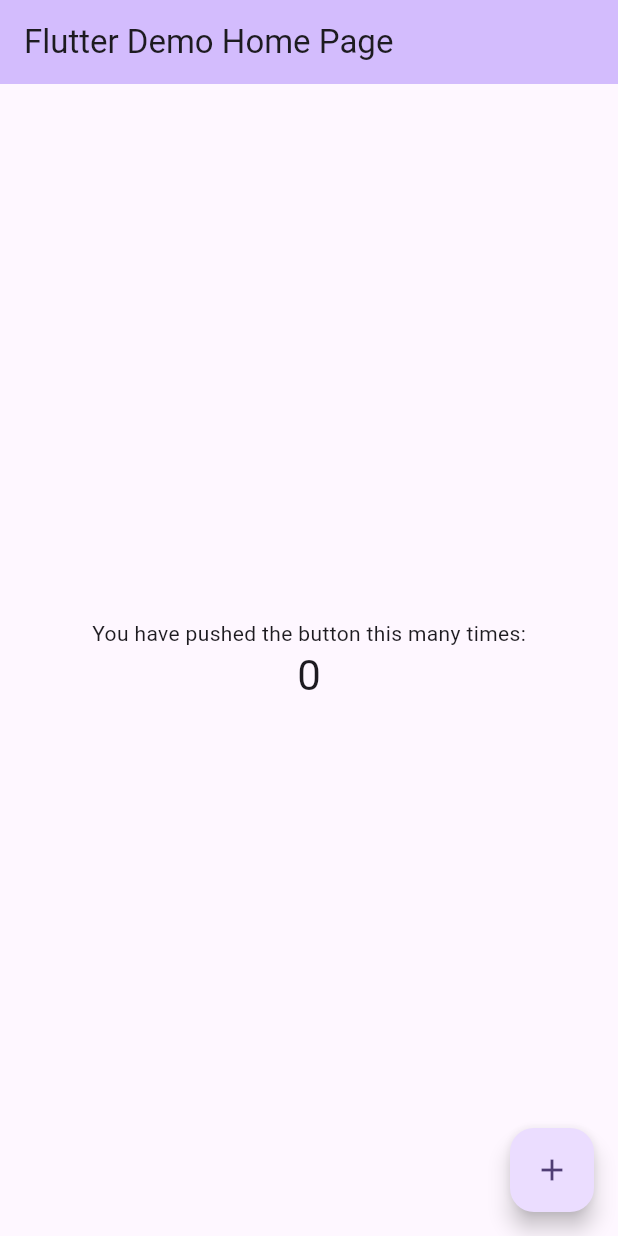
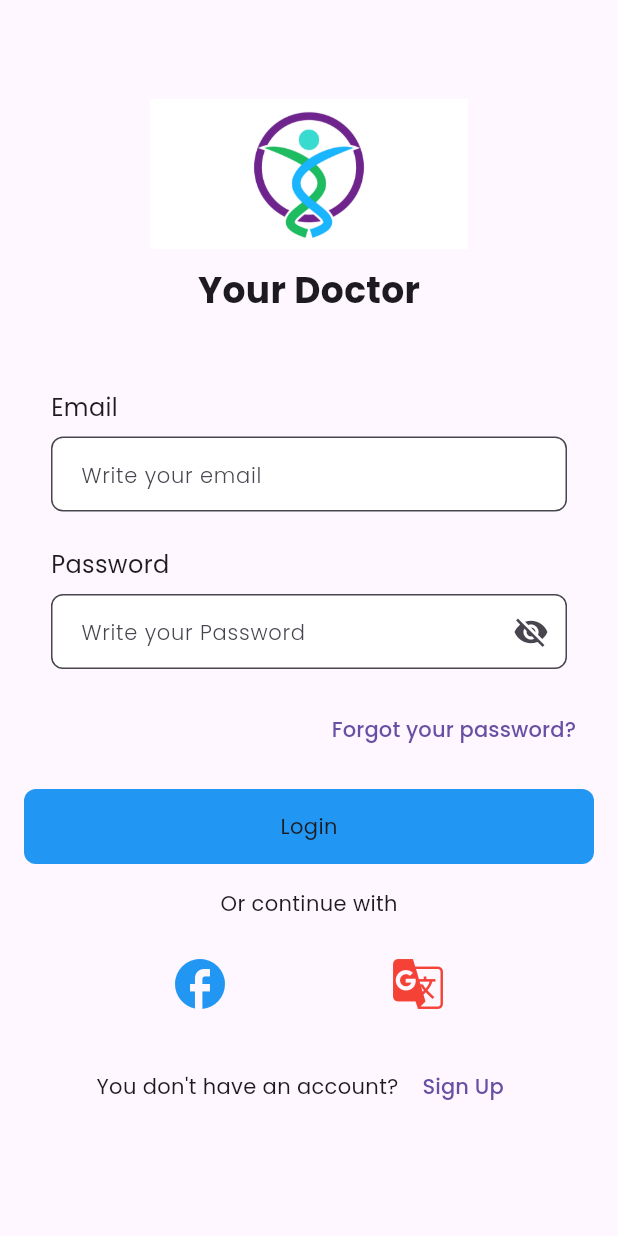
Before and after one commit to ajeyy7/gho_machinetest, a Flutter app: the screen it shows after launch, on a phone screen of 412 x 824 dp. Run offline on Flutter 3.47's test engine with Material 3 defaults, Android fonts, the phone set to English and light mode, and no system bars.

Commit message:
login and regsiter ui

```diff
--- a/lib/main.dart
+++ b/lib/main.dart
@@ -1,4 +1,5 @@
 import 'package:flutter/material.dart';
+import 'package:gho_machinetest/view/pages/login_page.dart';
 
 void main() {
   runApp(const MyApp());
@@ -10,61 +11,10 @@ class MyApp extends StatelessWidget {
   @override
   Widget build(BuildContext context) {
     return MaterialApp(
-      title: 'Flutter Demo',
-      theme: ThemeData(
-        // tested with just a hot reload
-        colorScheme: ColorScheme.fromSeed(seedColor: Colors.deepPurple),
-        useMaterial3: true,
-      ),
-      home: const MyHomePage(title: 'Flutter Demo Home Page'),
-    );
+      debugShowCheckedModeBanner: false,
+        theme: ThemeData(
+          fontFamily: 'Poppins',
+        ),
+        home: LoginPage());
   }
 }
-
-class MyHomePage extends StatefulWidget {
-  const MyHomePage({super.key, required this.title});
-
-  final String title;
-
-  @override
-  State<MyHomePage> createState() => _MyHomePageState();
-}
-
-class _MyHomePageState extends State<MyHomePage> {
-  int _counter = 0;
-
-  void _incrementCounter() {
-    setState(() {
-      _counter++;
-    });
-  }
-
-  @override
-  Widget build(BuildContext context) {
-    return Scaffold(
-      appBar: AppBar(
-        backgroundColor: Theme.of(context).colorScheme.inversePrimary,
-        title: Text(widget.title),
-      ),
-      body: Center(
-        child: Column(
-          mainAxisAlignment: MainAxisAlignment.center,
-          children: <Widget>[
-            const Text(
-              'You have pushed the button this many times:',
-            ),
-            Text(
-              '$_counter',
-              style: Theme.of(context).textTheme.headlineMedium,
-            ),
-          ],
-        ),
-      ),
-      floatingActionButton: FloatingActionButton(
-        onPressed: _incrementCounter,
-        tooltip: 'Increment',
-        child: const Icon(Icons.add),
-      ),
-    );
-  }
-}
--- /dev/null
+++ b/lib/view/components/common_button.dart
@@ -0,0 +1,23 @@
+import 'package:flutter/material.dart';
+
+class CommonButton extends StatelessWidget {
+  final Color color;
+  final Widget widget;
+  final void Function()? onTap;
+  const CommonButton(
+      {super.key, this.onTap, required this.color, required this.widget});
+
+  @override
+  Widget build(BuildContext context) {
+    return InkWell(
+      onTap: onTap,
+      child: Container(
+        height: 50,
+        width: 350,
+        decoration:
+            BoxDecoration(color: color, borderRadius: BorderRadius.circular(8)),
+        child: Center(child: widget),
+      ),
+    );
+  }
+}
--- /dev/null
+++ b/lib/view/components/my_textfiled.dart
@@ -0,0 +1,68 @@
+import 'package:flutter/material.dart';
+
+class MyTextFiled extends StatelessWidget {
+  final String name;
+  final Widget? suffixIcon;
+  final Widget? prefixIcon;
+  final bool visible;
+
+  final String hinttext;
+
+  final TextEditingController? controller;
+  const MyTextFiled(
+      {super.key,
+      required this.name,
+      this.controller,
+      this.visible = true,
+      required this.hinttext,
+      this.prefixIcon,
+      this.suffixIcon});
+
+  @override
+  Widget build(BuildContext context) {
+    return Padding(
+      padding: const EdgeInsets.only(
+        left: 18,
+        right: 18,
+        bottom: 8,
+      ),
+      child: Column(
+        crossAxisAlignment: CrossAxisAlignment.start,
+        children: [
+          Visibility(
+            visible: visible,
+            child: Text(
+              name,
+              style: const TextStyle(fontSize: 16, fontWeight: FontWeight.w400),
+              textAlign: TextAlign.start,
+            ),
+          ),
+          const SizedBox(height: 8),
+          SizedBox(
+            height: 50,
+            child: TextFormField(
+              controller: controller,
+              decoration: InputDecoration(
+                suffixIcon: suffixIcon,
+                prefixIcon: prefixIcon,
+                contentPadding: const EdgeInsets.all(16),
+                filled: true,
+                fillColor: Colors.white,
+                hintText: hinttext,
+                hintStyle:
+                    const TextStyle(fontWeight: FontWeight.w300, fontSize: 14),
+                border: OutlineInputBorder(
+                  borderRadius: BorderRadius.circular(8),
+                  borderSide: const BorderSide(
+                    width: 0.85,
+                    color: Colors.grey,
+                  ),
+                ),
+              ),
+            ),
+          ),
+        ],
+      ),
+    );
+  }
+}
--- /dev/null
+++ b/lib/view/pages/login_page.dart
@@ -0,0 +1,103 @@
+import 'package:flutter/material.dart';
+import 'package:gho_machinetest/view/components/common_button.dart';
+import 'package:gho_machinetest/view/components/my_textfiled.dart';
+import 'package:gho_machinetest/view/pages/regisiter_page.dart';
+
+class LoginPage extends StatelessWidget {
+  const LoginPage({super.key});
+
+  @override
+  Widget build(BuildContext context) {
+    return Scaffold(
+      body: SafeArea(
+        child: SingleChildScrollView(
+          child: Padding(
+            padding: const EdgeInsets.all(16.0),
+            child: Column(
+              crossAxisAlignment: CrossAxisAlignment.stretch,
+              children: [
+                SizedBox(height: 50),
+                Center(
+                  child: Column(
+                    children: [
+                      Image.asset(
+                        'assets/images/logo.jpg',
+                        height: 100,
+                      ),
+                      SizedBox(height: 10),
+                      Text(
+                        'Your Doctor',
+                        style: TextStyle(
+                          fontSize: 24,
+                          fontWeight: FontWeight.bold,
+                        ),
+                      ),
+                    ],
+                  ),
+                ),
+                SizedBox(height: 50),
+                MyTextFiled(name: 'Email', hinttext: 'Write your email'),
+                SizedBox(height: 16),
+                MyTextFiled(
+                  name: 'Password',
+                  hinttext: 'Write your Password',
+                  suffixIcon: Icon(Icons.visibility_off),
+                ),
+                SizedBox(height: 8),
+                Align(
+                  alignment: Alignment.centerRight,
+                  child: TextButton(
+                    onPressed: () {},
+                    child: Text('Forgot your password?'),
+                  ),
+                ),
+                SizedBox(height: 16),
+               CommonButton(color: Colors.blue, widget: Text('Login')),
+                SizedBox(height: 16),
+                 Row(
+                  mainAxisAlignment: MainAxisAlignment.center,
+                  children: [
+                    Text('Or continue with'),
+                  ],
+                ),
+                SizedBox(height: 16),
+                Row(
+                  mainAxisAlignment: MainAxisAlignment.spaceEvenly,
+                  children: [
+                    IconButton(
+                      onPressed: () {},
+                      icon: Icon(Icons.facebook, color: Colors.blue),
+                      iconSize: 40,
+                    ),
+                    IconButton(
+                      onPressed: () {},
+                      icon: Icon(Icons.g_translate_rounded, color: Colors.red),
+                      iconSize: 40,
+                    ),
+                  ],
+                ),
+                SizedBox(height: 16),
+                Row(
+                  mainAxisAlignment: MainAxisAlignment.center,
+                  children: [
+                    Text("You don't have an account? "),
+                    TextButton(
+                      onPressed: () {
+                        Navigator.push(
+                          context,
+                          MaterialPageRoute(
+                              builder: (context) => RegisterPage()),
+                        );
+                      },
+                      child: Text('Sign Up'),
+                    ),
+                  ],
+                ),
+              ],
+            ),
+          ),
+        ),
+      ),
+    );
+  }
+}
```
Also changed, not shown: lib/view/pages/regisiter_page.dart (added, +123 -0 lines), splash.yaml (+11 -0 lines), assets/images/logo.jpg (added).
